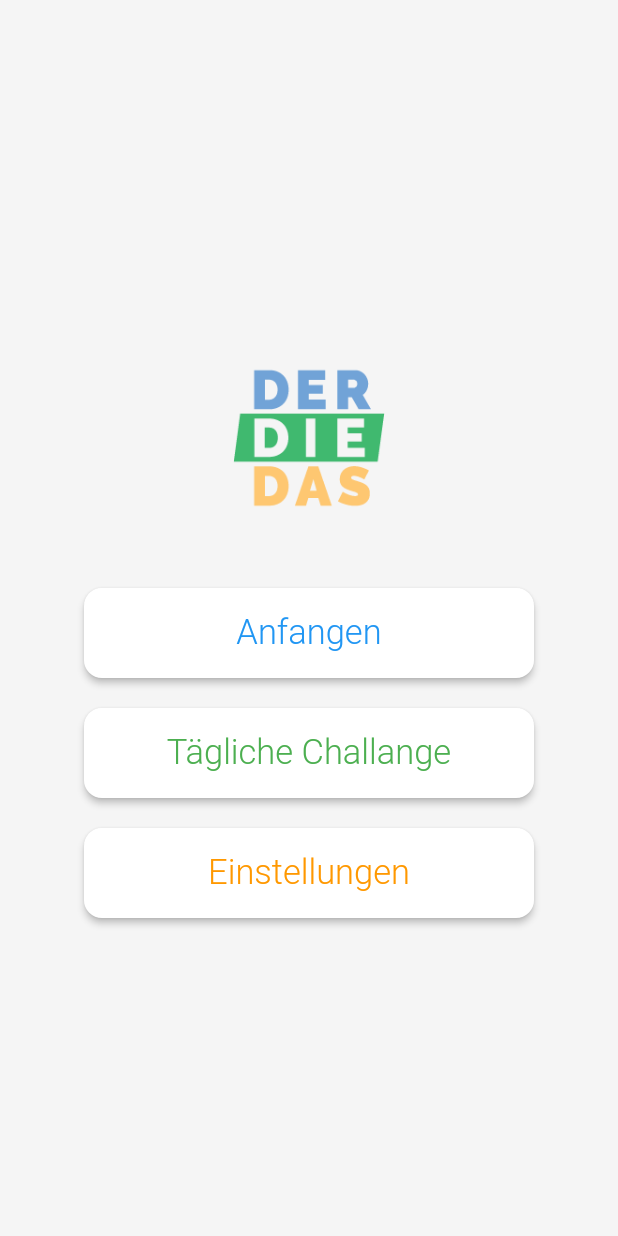
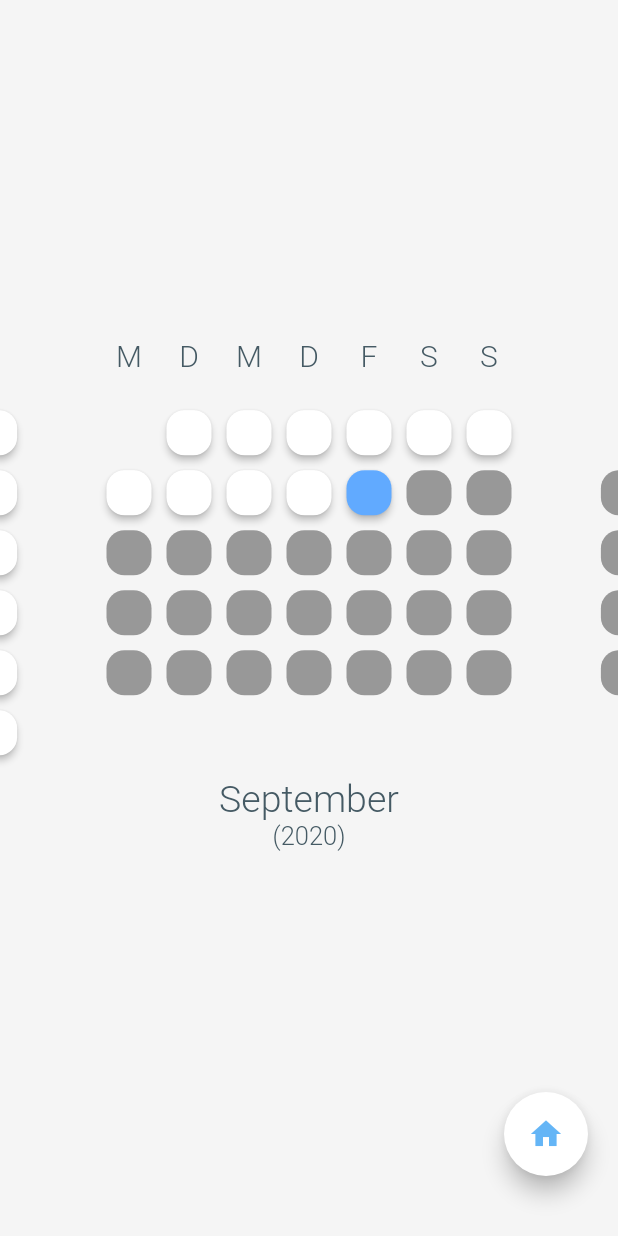
Before and after one commit to DevLeoko/ArticleTrainer, a Flutter app: the HomeScreen screen opened by its route, after a tap on "Tägliche Challange", on a phone screen of 412 x 824 dp. Run offline on Flutter 3.47's test engine with Material 2 defaults, Android fonts, the phone set to English and light mode, and no system bars; our stand-ins replace connectivity, firebase_analytics, shared_preferences, smooth_star_rating, sqflite, tuple; accounts and stored records are empty; network calls fail; statements that could not run were skipped.

Commit message:
Added challange month view

```diff
--- a/lib/main.dart
+++ b/lib/main.dart
@@ -1,6 +1,7 @@
-import 'package:article_images/screens/settings_screen.dart';
 import 'package:flutter/material.dart';
 
+import 'screens/challange_select_screen.dart';
+import 'screens/settings_screen.dart';
 import 'screens/home_screen.dart';
 import 'screens/loading_screen.dart';
 import 'screens/play_screen.dart';
@@ -25,7 +26,8 @@ class MyApp extends StatelessWidget {
           '/': (context) => LoadingScreen(),
           HomeScreen.routeName: (context) => HomeScreen(),
           PlayScreen.routeName: (context) => PlayScreen(),
-          SettingsScreen.routeName: (context) => SettingsScreen()
+          SettingsScreen.routeName: (context) => SettingsScreen(),
+          ChallangeSelectScreen.routeName: (context) => ChallangeSelectScreen()
         });
   }
 }
--- /dev/null
+++ b/lib/manager/challange_manager.dart
@@ -0,0 +1,32 @@
+import 'package:shared_preferences/shared_preferences.dart';
+
+class ChallangeManager {
+  static final _instance = ChallangeManager._();
+  static const String prefix = "challange_";
+  ChallangeManager._();
+
+  final Map<int, int> challangeTries = {};
+  final Map<int, int> challangeDate = {};
+
+  SharedPreferences _preferences;
+
+  factory ChallangeManager() {
+    return _instance;
+  }
+
+  init() async {
+    _preferences = await SharedPreferences.getInstance();
+
+    _preferences
+        .getKeys()
+        .where((str) => str.startsWith(prefix))
+        .forEach((str) {
+      int val = _preferences.getInt(str);
+      var dayId = int.parse(str.split("_")[1]);
+      if (str.split("_")[2] == "tries")
+        challangeTries[dayId] = val;
+      else
+        challangeDate[dayId] = val;
+    });
+  }
+}
--- /dev/null
+++ b/lib/screens/challange_select_screen.dart
@@ -0,0 +1,67 @@
+import 'package:article_images/utils/styles.dart';
+import 'package:article_images/widgets/interactive_base.dart';
+import 'package:article_images/widgets/month_view.dart';
+import 'package:flutter/material.dart';
+
+class ChallangeSelectScreen extends StatelessWidget {
+  static const routeName = '/challange/select';
+  static const startMonth = 5;
+  static const startYear = 2019;
+
+  const ChallangeSelectScreen({Key key}) : super(key: key);
+
+  @override
+  Widget build(BuildContext context) {
+    final now = DateTime.now();
+    MediaQuery.of(context); //rebuild on size change
+
+    final currentIndex = (now.year - startYear) * 12 + (now.month - startMonth);
+
+    return InteractiveBase(
+      child: SafeArea(
+        child: Center(
+          child: Column(
+            mainAxisSize: MainAxisSize.min,
+            children: [
+              Row(
+                mainAxisSize: MainAxisSize.min,
+                children: [
+                  for (var w in ["M", "D", "M", "D", "F", "S", "S"])
+                    Container(
+                      width: MonthView.boxWidth,
+                      alignment: Alignment.center,
+                      child: Text(
+                        w,
+                        style: darkBlueThinFont,
+                      ),
+                    ),
+                ],
+              ),
+              Container(
+                height: 350,
+                child: ListView.builder(
+                  scrollDirection: Axis.horizontal,
+                  itemBuilder: (context, indexx) {
+                    return SizedBox(
+                      width: MediaQuery.of(context).size.width,
+                      child: PageView.builder(
+                        controller: PageController(
+                            viewportFraction: 0.8, initialPage: currentIndex),
+                        itemBuilder: (context, index) {
+                          return MonthView(
+                            month: (index + startMonth - 1) % 12 + 1,
+                            year: (index + startMonth - 1) ~/ 12 + startYear,
+                          );
+                        },
+                      ),
+                    );
+                  },
+                ),
+              ),
+            ],
+          ),
+        ),
+      ),
+    );
+  }
+}
--- a/lib/screens/home_screen.dart
+++ b/lib/screens/home_screen.dart
@@ -1,3 +1,4 @@
+import 'package:article_images/screens/challange_select_screen.dart';
 import 'package:article_images/screens/settings_screen.dart';
 import 'package:article_images/screens/play_screen.dart';
 import 'package:article_images/utils/article.dart';
@@ -62,7 +63,8 @@ class HomeScreen extends StatelessWidget {
                     child: ThemeButton(
                       color: Article.die.color(),
                       text: "Tägliche Challange",
-                      onPressed: () => {},
+                      onPressed: () => Navigator.of(context)
+                          .pushNamed(ChallangeSelectScreen.routeName),
                     ),
                   ),
                   SizedBox(height: 20),
--- a/lib/screens/loading_screen.dart
+++ b/lib/screens/loading_screen.dart
@@ -1,5 +1,6 @@
 import 'package:article_images/manager/score_manager.dart';
 import 'package:article_images/manager/settings_manager.dart';
+import 'package:article_images/utils/styles.dart';
 import 'package:article_images/utils/word_data_store.dart';
 import 'package:article_images/widgets/background.dart';
 import 'package:connectivity/connectivity.dart';
@@ -7,20 +8,6 @@ import 'package:flutter/material.dart';
 
 class LoadingScreen extends StatefulWidget {
   const LoadingScreen({Key key}) : super(key: key);
-
-  static const TextStyle myStyle = const TextStyle(
-    color: Colors.white,
-    fontWeight: FontWeight.bold,
-    fontSize: 25,
-    letterSpacing: 1.3,
-    shadows: [
-      Shadow(
-        blurRadius: 4,
-        color: Colors.black38,
-        offset: Offset(2, 2),
-      )
-    ],
-  );
 
   @override
   _LoadingScreenState createState() => _LoadingScreenState();
@@ -72,7 +59,7 @@ class _LoadingScreenState extends State<LoadingScreen> {
     Widget child;
     if (errorTitle == null) {
       child = Loading(
-        myStyle: LoadingScreen.myStyle,
+        myStyle: boldWhiteShadowFont,
         text: "Lade Wörter...",
       );
     } else {
@@ -90,15 +77,15 @@ class _LoadingScreenState extends State<LoadingScreen> {
             ),
             Text(
               errorTitle,
-              style: LoadingScreen.myStyle,
+              style: boldWhiteShadowFont,
             ),
             Padding(
               padding: const EdgeInsets.symmetric(horizontal: 50, vertical: 10),
               child: Text(
                 errorText,
                 textAlign: TextAlign.center,
-                style: LoadingScreen.myStyle
-                    .copyWith(fontSize: 14, color: Colors.grey.shade700),
+                style: boldWhiteShadowFont.copyWith(
+                    fontSize: 14, color: Colors.grey.shade700),
               ),
             ),
             RaisedButton(
--- /dev/null
+++ b/lib/utils/styles.dart
@@ -0,0 +1,20 @@
+import 'package:flutter/material.dart';
+
+const boldWhiteShadowFont = TextStyle(
+  color: Colors.white,
+  fontWeight: FontWeight.bold,
+  fontSize: 25,
+  letterSpacing: 1.3,
+  shadows: [
+    Shadow(
+      blurRadius: 4,
+      color: Colors.black38,
+      offset: Offset(2, 2),
+    )
+  ],
+);
+
+final darkBlueThinFont = TextStyle(
+    fontWeight: FontWeight.w300, fontSize: 20, color: Colors.blueGrey.shade700);
+
+const flatBlue = Color(0xFF61AAFF);
--- a/lib/widgets/Background.dart
+++ b/lib/widgets/Background.dart
@@ -1,3 +1,4 @@
+import 'package:article_images/utils/styles.dart';
 import 'package:flutter/material.dart';
 import 'package:provider/provider.dart';
 
@@ -217,7 +218,7 @@ class BackgroundPainter extends CustomPainter {
     path3.lineTo(1, 0);
     path3.close();
     canvas.drawShadow(path3, Colors.black54, 5, true);
-    canvas.drawPath(path3, paint..color = Color(0xFF61AAFF));
+    canvas.drawPath(path3, paint..color = flatBlue);
   }
 
   @override
--- /dev/null
+++ b/lib/widgets/challange_button.dart
@@ -0,0 +1,43 @@
+import 'package:article_images/utils/article.dart';
+import 'package:article_images/utils/styles.dart';
+import 'package:flutter/material.dart';
+
+import 'package:article_images/widgets/month_view.dart';
+
+class ChallangeButton extends StatelessWidget {
+  final int year, month, day;
+
+  const ChallangeButton(
+      {Key key, @required this.year, @required this.month, @required this.day})
+      : super(key: key);
+
+  @override
+  Widget build(BuildContext context) {
+    final now = DateTime.now();
+    final dayCode = (year - 2020) * 400 + month * 40 + day;
+
+    var available = now.year > year ||
+        (now.year == year && now.month > month) ||
+        (now.year == year && now.month == month && now.day >= day);
+
+    var color = Colors.white;
+
+    if (now.year == year && now.month == month && now.day == day)
+      color = flatBlue;
+
+    return Padding(
+      padding: const EdgeInsets.all(5.0),
+      child: Container(
+        width: MonthView.boxWidth - 10,
+        height: MonthView.boxWidth - 10,
+        child: RaisedButton(
+          shape: RoundedRectangleBorder(
+            borderRadius: BorderRadius.all(Radius.circular(12)),
+          ),
+          color: color,
+          onPressed: available ? () {} : null,
+        ),
+      ),
+    );
+  }
+}
--- a/lib/widgets/home_button.dart
+++ b/lib/widgets/home_button.dart
@@ -14,7 +14,8 @@ class HomeButton extends StatelessWidget {
           backgroundColor: Colors.white,
           foregroundColor: Colors.blue.shade300,
           child: Icon(Icons.home),
-          onPressed: () => Navigator.of(context).pushNamed('/home'),
+          onPressed: () => Navigator.of(context)
+              .pushNamedAndRemoveUntil('/home', (_) => false),
         ),
       ),
     );
--- a/lib/widgets/interactive_base.dart
+++ b/lib/widgets/interactive_base.dart
@@ -21,8 +21,8 @@ class InteractiveBase extends StatelessWidget {
                 backgroundState: value.state,
               ),
             ),
-            HomeButton(),
-            child
+            child,
+            HomeButton()
           ],
         ),
       ),
--- /dev/null
+++ b/lib/widgets/month_view.dart
@@ -0,0 +1,75 @@
+import 'package:article_images/widgets/challange_button.dart';
+import 'package:flutter/material.dart';
+
+import 'package:article_images/utils/styles.dart';
+
+class MonthView extends StatelessWidget {
+  static const boxWidth = 40.0;
+  final int month;
+  final int year;
+
+  const MonthView({Key key, @required this.month, @required this.year})
+      : super(key: key);
+
+  @override
+  Widget build(BuildContext context) {
+    final days = DateTime(year, month + 1, 0).day;
+    final startOffset = DateTime(year, month, 1).weekday - 1;
+    final rows = ((days + startOffset) / 7).ceil();
+
+    final monthName = [
+      "Januar",
+      "Februar",
+      "März",
+      "April",
+      "Mai",
+      "Juni",
+      "Juli",
+      "August",
+      "September",
+      "Oktober",
+      "November",
+      "Dezember"
+    ][month - 1];
+
+    return Column(
+      mainAxisSize: MainAxisSize.min,
+      children: [
+        SizedBox(
+          height: 20,
+        ),
+        Container(
+          height: 250,
+          child: Column(
+            mainAxisSize: MainAxisSize.min,
+            children: [
+              for (var row = 0; row < rows; row++)
+                Row(
+                  mainAxisSize: MainAxisSize.min,
+                  children: [
+                    for (var weekday = 0; weekday < 7; weekday++)
+                      if (row * 7 + weekday >= startOffset)
+                        ChallangeButton(
+                          day: row * 7 + weekday + 1 - startOffset,
+                          month: month,
+                          year: year,
+                        )
+                      else
+                        SizedBox(width: boxWidth, height: boxWidth)
+                  ],
+                ),
+            ],
+          ),
+        ),
+        Text(
+          monthName,
+          style: darkBlueThinFont.copyWith(fontSize: 25),
+        ),
+        Text(
+          "($year)",
+          style: darkBlueThinFont.copyWith(fontSize: 17),
+        )
+      ],
+    );
+  }
+}
```
